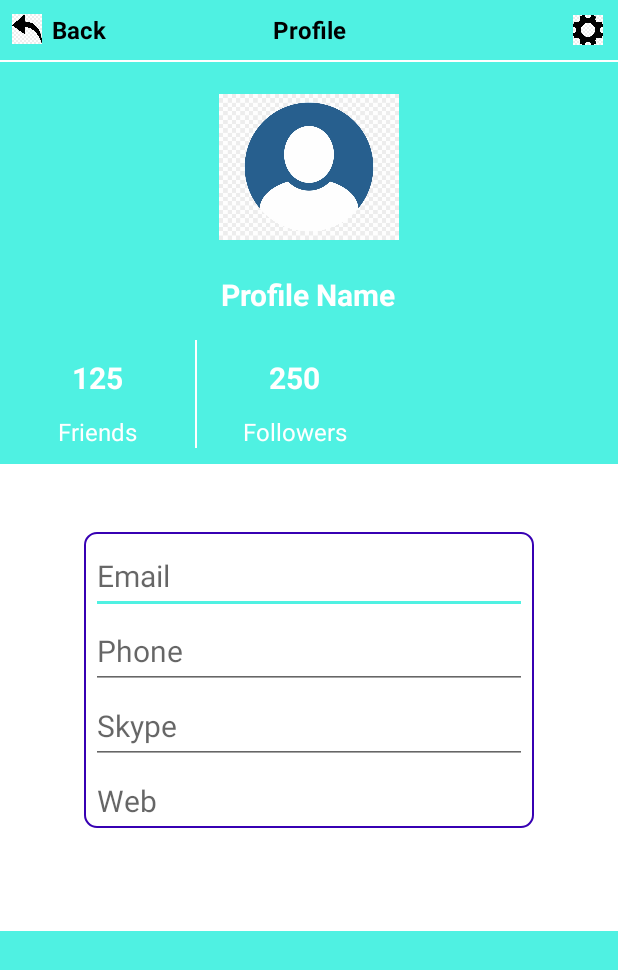
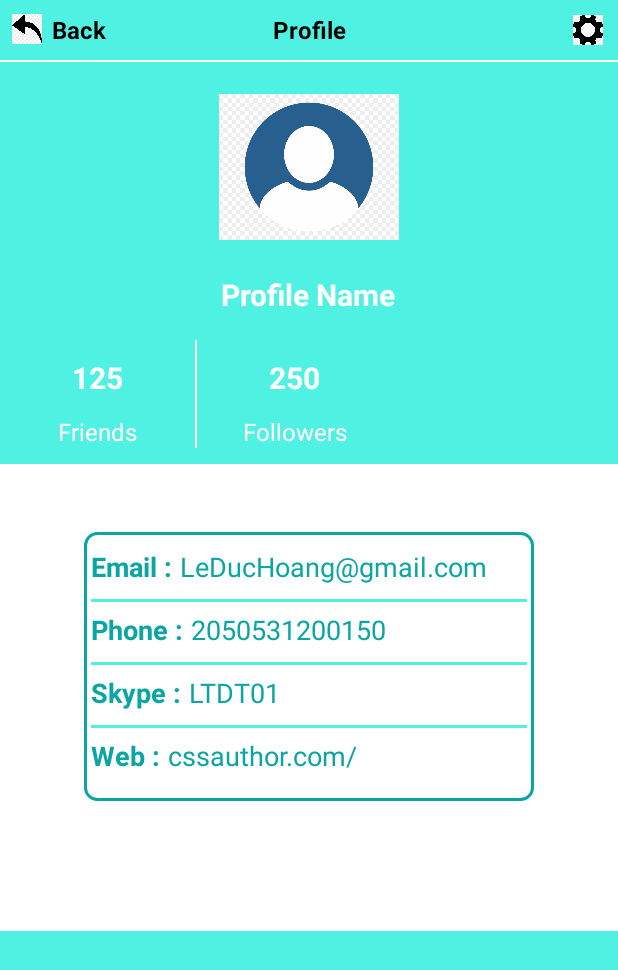
Before and after one commit to LeDucHoang2002/BaiTap2_Tuan1_DTDD, an Android app: the layout activity_hoso.xml on its own in the app's theme, with its tools: preview values and no code run, on a phone screen of 412 x 824 dp. Shown: the top 970 px of the screen. Run offline under Robolectric (Android 15) with nearby library versions, the phone set to English and light mode, and no system bars.

Commit message:
Xong 2 giao dien

```diff
--- a/app/src/main/AndroidManifest.xml
+++ b/app/src/main/AndroidManifest.xml
@@ -8,7 +8,7 @@
         android:dataExtractionRules="@xml/data_extraction_rules"
         android:fullBackupContent="@xml/backup_rules"
         android:icon="@mipmap/ic_launcher"
-        android:label="@string/app_name"
+        android:label="Lê Đức Hoàng-2050531200150"
         android:roundIcon="@mipmap/ic_launcher_round"
         android:supportsRtl="true"
         android:theme="@style/Theme.Baitap2_Thietkegiaodien"
--- a/app/src/main/java/com/example/baitap2_thietkegiaodien/MainActivity.kt
+++ b/app/src/main/java/com/example/baitap2_thietkegiaodien/MainActivity.kt
@@ -6,7 +6,7 @@ import android.os.Bundle
 class MainActivity : AppCompatActivity() {
     override fun onCreate(savedInstanceState: Bundle?) {
         super.onCreate(savedInstanceState)
-        setContentView(R.layout.activity_hoso)
+        setContentView(R.layout.activity_main)
 
     }
 }
--- a/app/src/main/res/drawable/vien.xml
+++ b/app/src/main/res/drawable/vien.xml
@@ -4,8 +4,8 @@
 
     <!-- đặt thuộc tính màu và độ rộng của đường viền -->
     <stroke
-        android:width="1dp"
-        android:color="#FF3700B3" >
+        android:width="2dp"
+        android:color="#0BA5A4" >
     </stroke>
 
     <!-- các thuộc tính căn chỉnh-->
--- a/app/src/main/res/layout/activity_hoso.xml
+++ b/app/src/main/res/layout/activity_hoso.xml
@@ -143,43 +143,118 @@
 
             <LinearLayout
                 android:layout_width="300dp"
-                android:layout_height="197dp"
+                android:layout_height="179dp"
                 android:layout_gravity="center"
                 android:layout_marginTop="45dp"
                 android:background="@drawable/vien"
                 android:orientation="vertical">
 
-                <EditText
+                <LinearLayout
                     android:layout_width="match_parent"
-                    android:layout_height="50dp"
-                    android:ems="15"
-                    android:hint="Email"
-                    android:textColor="#07DAC6"
-                    android:textSize="20dp" />
+                    android:layout_height="40dp">
 
-                <EditText
+                    <TextView
+                        android:layout_width="wrap_content"
+                        android:layout_height="match_parent"
+                        android:layout_marginTop="6dp"
+                        android:layout_marginRight="5dp"
+                        android:hint="Email :"
+                        android:textColorHint="#0BA5A4"
+                        android:textSize="18dp"
+                        android:textStyle="bold" />
+
+                    <TextView
+                        android:layout_width="match_parent"
+                        android:layout_height="match_parent"
+                        android:layout_marginTop="6dp"
+                        android:hint="LeDucHoang@gmail.com"
+                        android:textColorHint="#0BA5A4"
+                        android:textSize="18dp" />
+                </LinearLayout>
+
+                <View
                     android:layout_width="match_parent"
-                    android:layout_height="50dp"
-                    android:ems="15"
-                    android:hint="Phone"
-                    android:textColor="#07DAC6"
-                    android:textSize="20dp" />
+                    android:layout_height="2dp"
+                    android:background="#4FF1E2" />
 
-                <EditText
+                <LinearLayout
                     android:layout_width="match_parent"
-                    android:layout_height="50dp"
-                    android:ems="15"
-                    android:hint="Skype"
-                    android:textColor="#07DAC6"
-                    android:textSize="20dp" />
+                    android:layout_height="40dp">
 
-                <EditText
+                    <TextView
+                        android:layout_width="wrap_content"
+                        android:layout_height="match_parent"
+                        android:layout_marginTop="6dp"
+                        android:layout_marginRight="5dp"
+                        android:hint="Phone :"
+                        android:textColorHint="#0BA5A4"
+                        android:textSize="18dp"
+                        android:textStyle="bold" />
+
+                    <TextView
+                        android:layout_width="match_parent"
+                        android:layout_height="match_parent"
+                        android:layout_marginTop="6dp"
+                        android:hint="2050531200150"
+                        android:textColorHint="#0BA5A4"
+                        android:textSize="18dp" />
+                </LinearLayout>
+
+                <View
                     android:layout_width="match_parent"
-                    android:layout_height="50dp"
-                    android:ems="15"
-                    android:hint="Web"
-                    android:textColor="#07DAC6"
-                    android:textSize="20dp" />
+                    android:layout_height="2dp"
+                    android:background="#4FF1E2" />
+
+                <LinearLayout
+                    android:layout_width="match_parent"
+                    android:layout_height="40dp">
+
+                    <TextView
+                        android:layout_width="wrap_content"
+                        android:layout_height="match_parent"
+                        android:layout_marginTop="6dp"
+                        android:layout_marginRight="5dp"
+                        android:hint="Skype :"
+                        android:textColorHint="#0BA5A4"
+                        android:textSize="18dp"
+                        android:textStyle="bold" />
+
+                    <TextView
+                        android:layout_width="match_parent"
+                        android:layout_height="match_parent"
+                        android:layout_marginTop="6dp"
+                        android:hint="LTDT01"
+                        android:textColorHint="#0BA5A4"
+                        android:textSize="18dp" />
+                </LinearLayout>
+
+                <View
+                    android:layout_width="match_parent"
+                    android:layout_height="2dp"
+                    android:background="#4FF1E2" />
+
+                <LinearLayout
+                    android:layout_width="match_parent"
+                    android:layout_height="40dp">
+
+                    <TextView
+                        android:layout_width="wrap_content"
+                        android:layout_height="match_parent"
+                        android:layout_marginTop="6dp"
+                        android:layout_marginRight="5dp"
+                        android:hint="Web :"
+                        android:textColorHint="#0BA5A4"
+                        android:textSize="18dp"
+                        android:textStyle="bold" />
+
+                    <TextView
+                        android:layout_width="match_parent"
+                        android:layout_height="match_parent"
+                        android:layout_marginTop="6dp"
+                        android:hint="cssauthor.com/"
+                        android:textColorHint="#0BA5A4"
+                        android:textSize="18dp" />
+                </LinearLayout>
             </LinearLayout>
         </LinearLayout>
     </LinearLayout>
--- a/app/src/main/res/layout/activity_main.xml
+++ b/app/src/main/res/layout/activity_main.xml
@@ -17,7 +17,7 @@
             android:layout_width="150dp"
             android:layout_height="150dp"
             android:layout_marginBottom="40dp"
-            android:src="@drawable/logo" />
+            android:src="@drawable/lg" />
 
         <EditText
             android:layout_width="300dp"
@@ -56,7 +56,7 @@
             android:layout_height="28dp"
             android:text="Lost password ?"
             android:textColor="#FF3700B3"
-            android:textSize="15dp" />
+            android:textSize="18dp" />
 
     </LinearLayout>
 
```
Also changed, not shown: app/src/main/res/drawable-v24/lg.jpg (added).
